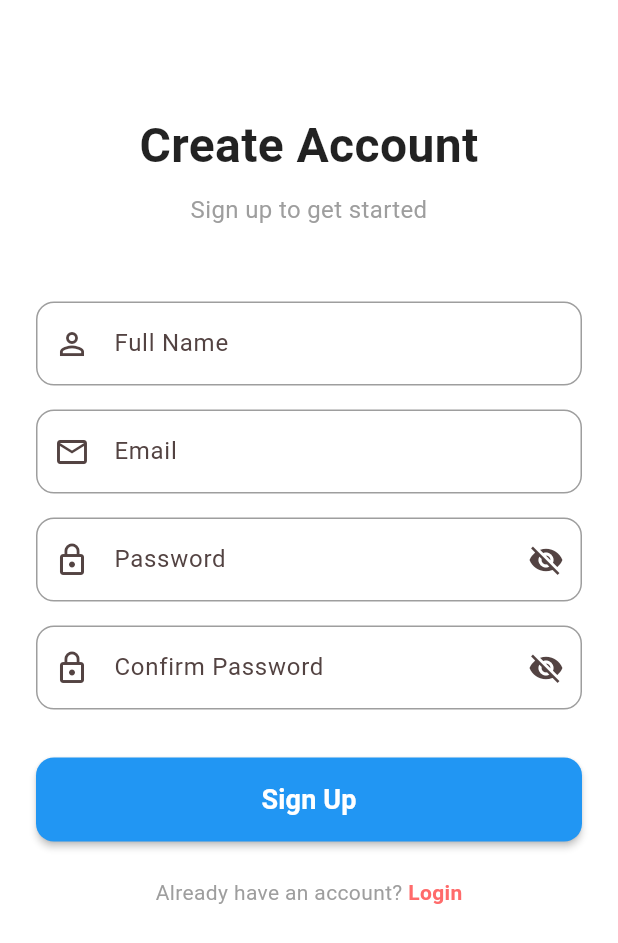
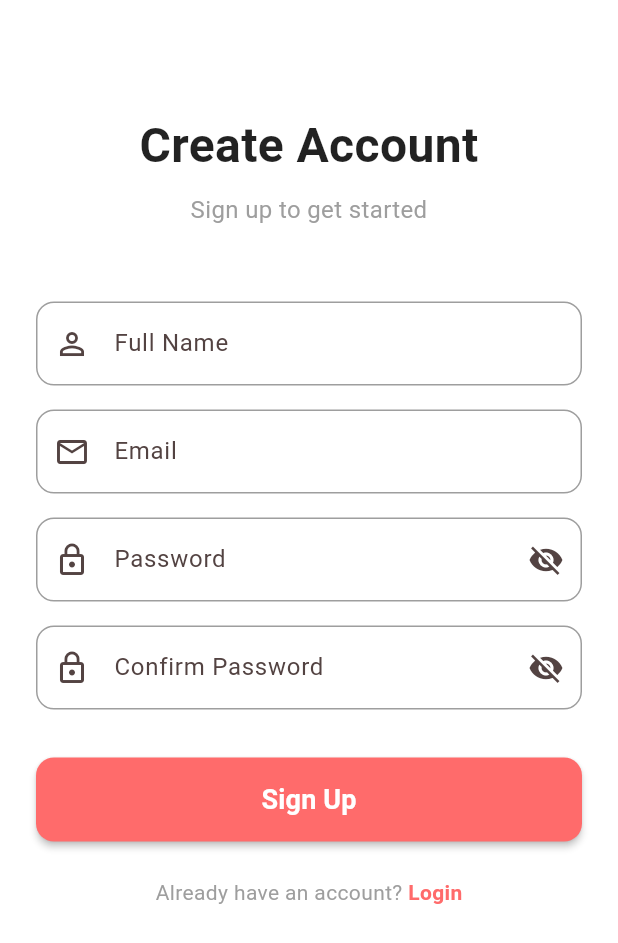
Before and after one commit to ibnatz/lu-stay, a Flutter app: the SignupPage screen opened directly, on a phone screen of 412 x 824 dp. Shown: the top 943 px of the screen. Run offline on Flutter 3.47's test engine with Material 3 defaults, Android fonts, the phone set to English and light mode, and no system bars; our stand-ins replace cloud_firestore, firebase_auth, firebase_core, flutter_dotenv, shared_preferences; accounts and stored records are empty.

Commit message:
feat: change the colour of the sign up button

```diff
--- a/lib/pages/listing.dart
+++ b/lib/pages/listing.dart
@@ -23,7 +23,7 @@ class _ListingState extends State<Listing> {
   @override
   void initState() {
     super.initState();
-    print('🚀 Listing page initialized');
+    print('Listing page initialized');
   }
 
   @override
--- a/lib/pages/signup.dart
+++ b/lib/pages/signup.dart
@@ -233,7 +233,7 @@ class _SignupPageState extends State<SignupPage> {
                   child: ElevatedButton(
                     onPressed: _isLoading ? null : _handleSignup,
                     style: ElevatedButton.styleFrom(
-                      backgroundColor: Colors.blue,
+                      backgroundColor: const Color(0xFFFF6B6B),
                       foregroundColor: Colors.white,
                       shape: RoundedRectangleBorder(
                         borderRadius: BorderRadius.circular(12),
@@ -247,6 +247,7 @@ class _SignupPageState extends State<SignupPage> {
                       style: TextStyle(
                         fontSize: 18,
                         fontWeight: FontWeight.w600,
+                        color: Colors.white,
                       ),
                     ),
                   ),
```
